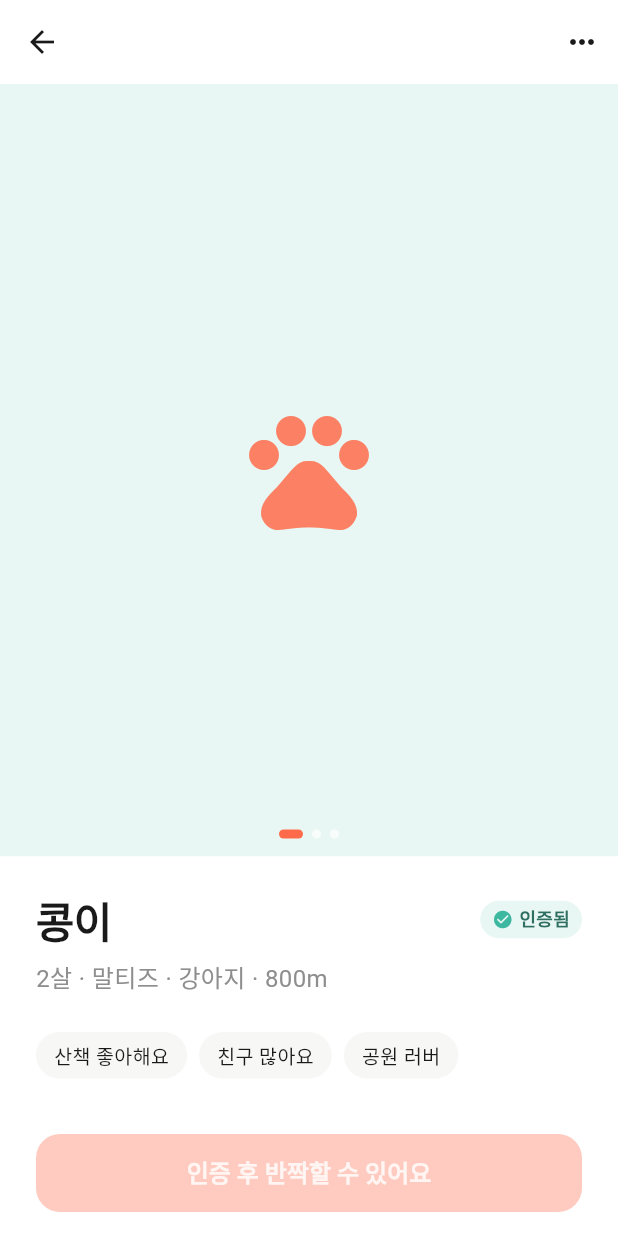
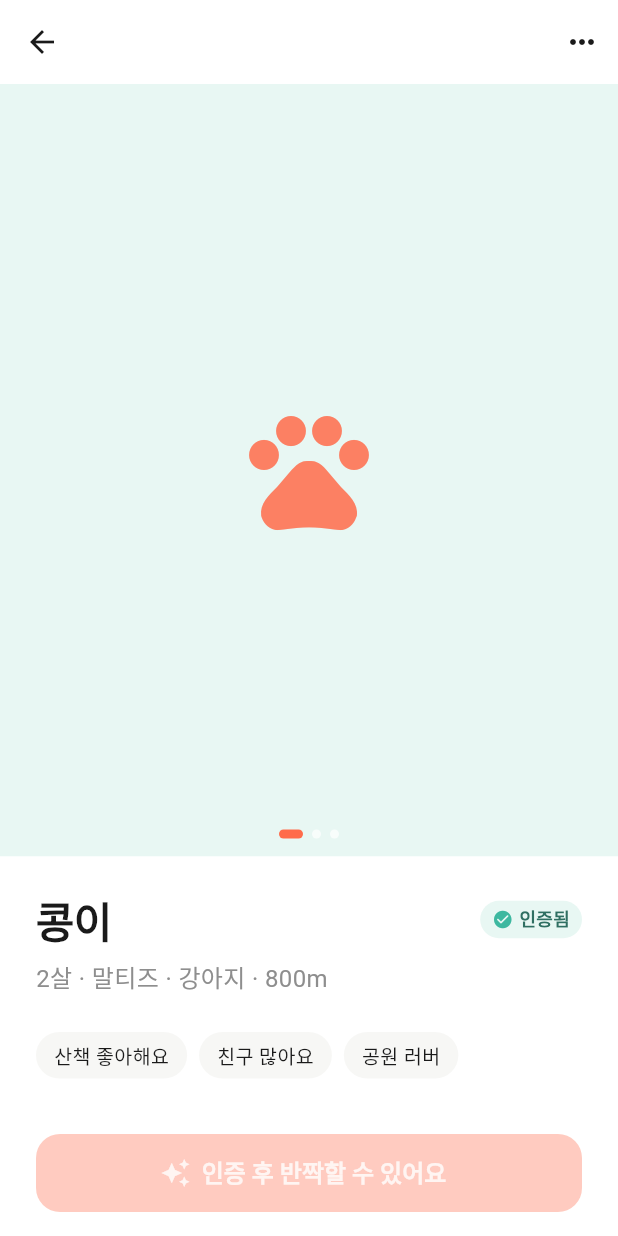
Before and after one commit to kyonghyun226/petdate, a Flutter app: the D01DetailScreen screen opened directly with sample values from the repository, on a phone screen of 412 x 824 dp. Run offline on Flutter 3.47's test engine with Material 3 defaults, Android fonts, the phone set to English and light mode, and no system bars; our stand-ins replace cloud_firestore, cloud_functions, firebase_auth, firebase_core, flutter_riverpod; accounts and stored records are empty; Roboto replaces fonts that are missing (Pretendard).

Commit message:
ui: unify H01/D01 like CTAs on brand sparkle ✦
Lock like actions to AppIcons.spark (Icons.auto_awesome). Heart and paw
are not used. Pass FAB stays outline. D01 sticky CTA shows the same spark.

Co-authored-by: hyun <kyonghyun226@users.noreply.github.com>

```diff
--- a/lib/screens/d01_detail/d01_detail_screen.dart
+++ b/lib/screens/d01_detail/d01_detail_screen.dart
@@ -165,6 +165,7 @@ class _D01DetailScreenState extends ConsumerState<D01DetailScreen> {
                 child: PrimaryButton(
                   key: const ValueKey('d01-cta'),
                   dimmed: !verified,
+                  icon: AppIcons.spark,
                   // Same sticky slot: stream unlock swaps copy in place.
                   label: verified
                       ? GoalCopy.detailCta(goal, profile.name)
--- a/lib/screens/main_shell/h01_home_screen.dart
+++ b/lib/screens/main_shell/h01_home_screen.dart
@@ -193,7 +193,7 @@ class _PassLikeFabs extends ConsumerWidget {
               size: AppSizes.likeFab,
               filled: true,
               dimmed: !verified,
-              icon: Icons.auto_awesome,
+              icon: AppIcons.spark,
               tooltip: verified ? AppCopy.likeTooltip : AppCopy.likeNeedsVerify,
               onTap: () {
                 if (!verified) {
--- a/lib/theme/tokens.dart
+++ b/lib/theme/tokens.dart
@@ -34,6 +34,11 @@ abstract final class AppRadius {
   static const double chip = 999;
   static const double sheetTop = 24;
   static const double input = 16;
+}
+
+/// Brand sparkle (✦) for like / 반짝 CTAs. Never heart or paw.
+abstract final class AppIcons {
+  static const IconData spark = Icons.auto_awesome;
 }
 
 abstract final class AppSizes {
--- a/lib/widgets/buttons.dart
+++ b/lib/widgets/buttons.dart
@@ -8,21 +8,18 @@ class PrimaryButton extends StatelessWidget {
     this.onPressed,
     this.expand = true,
     this.dimmed = false,
+    this.icon,
   });
 
   final String label;
   final VoidCallback? onPressed;
   final bool expand;
   final bool dimmed;
+  final IconData? icon;
 
   @override
   Widget build(BuildContext context) {
-    return SizedBox(
-      width: expand ? double.infinity : null,
-      height: AppSizes.buttonHeight,
-      child: FilledButton(
-        onPressed: onPressed,
-        style: FilledButton.styleFrom(
+    final style = FilledButton.styleFrom(
       backgroundColor: dimmed
           ? AppColors.primary.withValues(alpha: 0.35)
           : AppColors.primary,
@@ -36,9 +33,25 @@ class PrimaryButton extends StatelessWidget {
         borderRadius: BorderRadius.circular(AppRadius.button),
       ),
       textStyle: AppTypography.button.copyWith(color: AppColors.onPrimary),
-        ),
+    );
+
+    final button = icon == null
+        ? FilledButton(
+            onPressed: onPressed,
+            style: style,
             child: Text(label),
-      ),
+          )
+        : FilledButton.icon(
+            onPressed: onPressed,
+            style: style,
+            icon: Icon(icon, size: 20),
+            label: Text(label),
+          );
+
+    return SizedBox(
+      width: expand ? double.infinity : null,
+      height: AppSizes.buttonHeight,
+      child: button,
     );
   }
 }
```
Also changed, not shown: 1 other file. Lines whose indentation alone changed are shown as unchanged.
